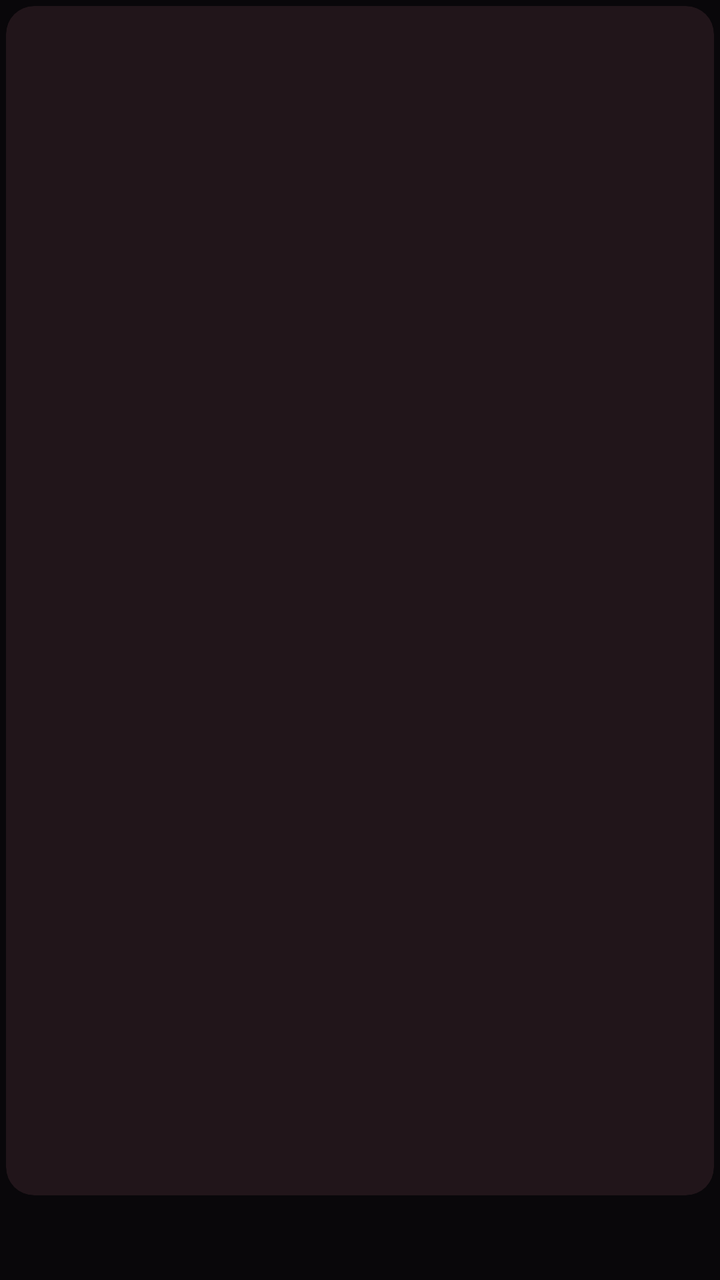
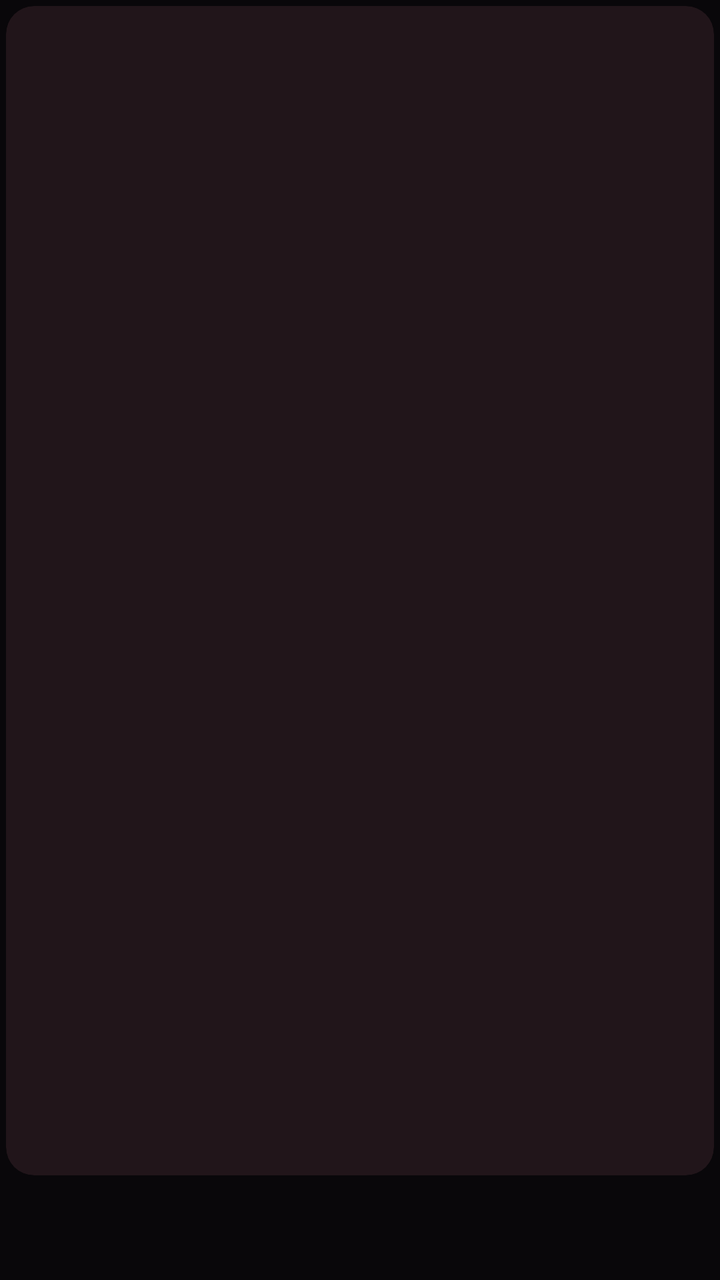

Screens rendered from an Android XML layout before and after an edit, with the pre-edit source and the edit as a unified diff.
<!-- AndroidManifest.xml: application theme AppTheme -->
<!-- res/layout/item_home_poster.xml -->
<?xml version="1.0" encoding="utf-8"?>
<LinearLayout xmlns:android="http://schemas.android.com/apk/res/android"
    android:layout_width="150dp"
    android:layout_height="match_parent"
    android:layout_margin="5dp"
    android:background="@drawable/bg_card_home"
    android:clickable="true"
    android:clipChildren="false"
    android:focusable="true"
    android:orientation="vertical"
    android:padding="3dp">

    <FrameLayout
        android:layout_width="match_parent"
        android:layout_height="0dp"
        android:layout_weight="1"
        android:background="@drawable/bg_home_image"
        android:clipToOutline="true">

        <TextView
            android:id="@+id/tv_initial"
            android:layout_width="match_parent"
            android:layout_height="match_parent"
            android:gravity="center"
            android:textColor="#FFFF6B78"
            android:textSize="36sp"
            android:textStyle="bold" />

        <ImageView
            android:id="@+id/iv_logo"
            android:layout_width="match_parent"
            android:layout_height="match_parent"
            android:contentDescription="@null"
            android:scaleType="centerCrop" />

        <TextView
            android:id="@+id/tv_now"
            android:layout_width="wrap_content"
            android:layout_height="wrap_content"
            android:layout_gravity="bottom|start"
            android:layout_marginStart="6dp"
            android:layout_marginBottom="8dp"
            android:background="#CC09070A"
            android:ellipsize="end"
            android:maxLines="1"
            android:paddingLeft="6dp"
            android:paddingTop="3dp"
            android:paddingRight="6dp"
            android:paddingBottom="3dp"
            android:textColor="#FFF7F3F4"
            android:textSize="12sp"
            android:visibility="gone" />

        <ProgressBar
            android:id="@+id/pb_progress"
            style="?android:attr/progressBarStyleHorizontal"
            android:layout_width="match_parent"
            android:layout_height="4dp"
            android:layout_gravity="bottom"
            android:max="1000"
            android:progressDrawable="@drawable/bg_home_progress"
            android:visibility="gone" />
    </FrameLayout>

    <TextView
        android:id="@+id/tv_name"
        android:layout_width="match_parent"
        android:layout_height="wrap_content"
        android:layout_marginTop="4dp"
        android:ellipsize="end"
        android:maxLines="2"
        android:minLines="2"
        android:textColor="#FFF7F3F4"
        android:textSize="14sp"
        android:textStyle="bold" />
</LinearLayout>
<!-- resources referenced by this layout -->
<resources>
  <!-- drawable bg_card_home (drawable) -->
  <?xml version="1.0" encoding="utf-8"?>
  <selector xmlns:android="http://schemas.android.com/apk/res/android">
      <item android:state_focused="true">
          <layer-list>
              <item
                  android:left="-4dp"
                  android:top="-4dp"
                  android:right="-4dp"
                  android:bottom="-4dp">
                  <shape android:shape="rectangle">
                      <solid android:color="#59FF2A3D" />
                      <corners android:radius="16dp" />
                  </shape>
              </item>
              <item
                  android:left="-2dp"
                  android:top="-2dp"
                  android:right="-2dp"
                  android:bottom="-2dp">
                  <shape android:shape="rectangle">
                      <solid android:color="#FFFFFF" />
                      <corners android:radius="14dp" />
                  </shape>
              </item>
              <item>
                  <shape android:shape="rectangle">
                      <solid android:color="#1E181B" />
                      <corners android:radius="12dp" />
                  </shape>
              </item>
          </layer-list>
      </item>
      <item android:drawable="@android:color/transparent" />
  </selector>
  <!-- drawable bg_home_image (drawable) -->
  <?xml version="1.0" encoding="utf-8"?>
  <shape xmlns:android="http://schemas.android.com/apk/res/android" android:shape="rectangle">
      <solid android:color="#21151A" />
      <corners android:radius="14dp" />
  </shape>
  <!-- drawable bg_home_progress (drawable) -->
  <?xml version="1.0" encoding="utf-8"?>
  <layer-list xmlns:android="http://schemas.android.com/apk/res/android">
      <item android:id="@android:id/background">
          <shape android:shape="rectangle">
              <solid android:color="#6609070A" />
              <corners android:radius="2dp" />
          </shape>
      </item>
      <item android:id="@android:id/progress">
          <clip>
              <shape android:shape="rectangle">
                  <solid android:color="#FFFF2A3D" />
                  <corners android:radius="2dp" />
              </shape>
          </clip>
      </item>
  </layer-list>
  <style name="AppTheme" parent="android:Theme.Material.NoActionBar">
          <item name="android:windowBackground">#09070A</item>
      </style>
</resources>

<!-- the commit's change to res/layout/item_home_poster.xml (unified diff, before → after) -->
@@ -1,6 +1,6 @@
 <?xml version="1.0" encoding="utf-8"?>
 <LinearLayout xmlns:android="http://schemas.android.com/apk/res/android"
-    android:layout_width="150dp"
+    android:layout_width="190dp"
     android:layout_height="match_parent"
     android:layout_margin="5dp"
     android:background="@drawable/bg_card_home"
@@ -23,7 +23,7 @@
             android:layout_height="match_parent"
             android:gravity="center"
             android:textColor="#FFFF6B78"
-            android:textSize="36sp"
+            android:textSize="48sp"
             android:textStyle="bold" />
 
         <ImageView
@@ -48,7 +48,7 @@
             android:paddingRight="6dp"
             android:paddingBottom="3dp"
             android:textColor="#FFF7F3F4"
-            android:textSize="12sp"
+            android:textSize="15sp"
             android:visibility="gone" />
 
         <ProgressBar
@@ -71,6 +71,6 @@
         android:maxLines="2"
         android:minLines="2"
         android:textColor="#FFF7F3F4"
-        android:textSize="14sp"
+        android:textSize="18sp"
         android:textStyle="bold" />
 </LinearLayout>
